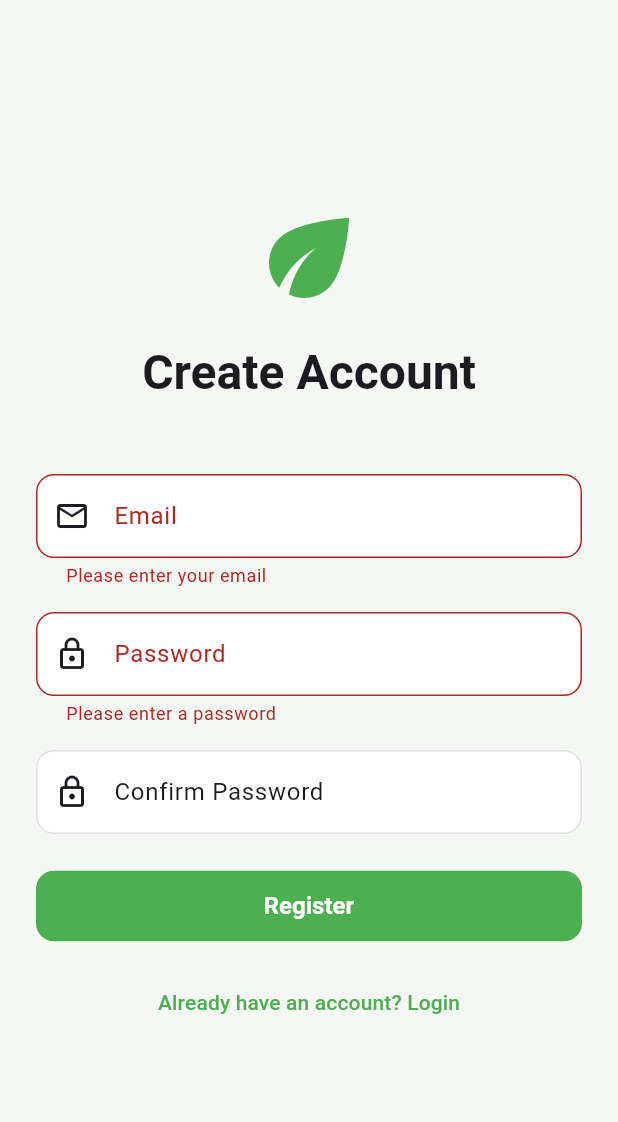
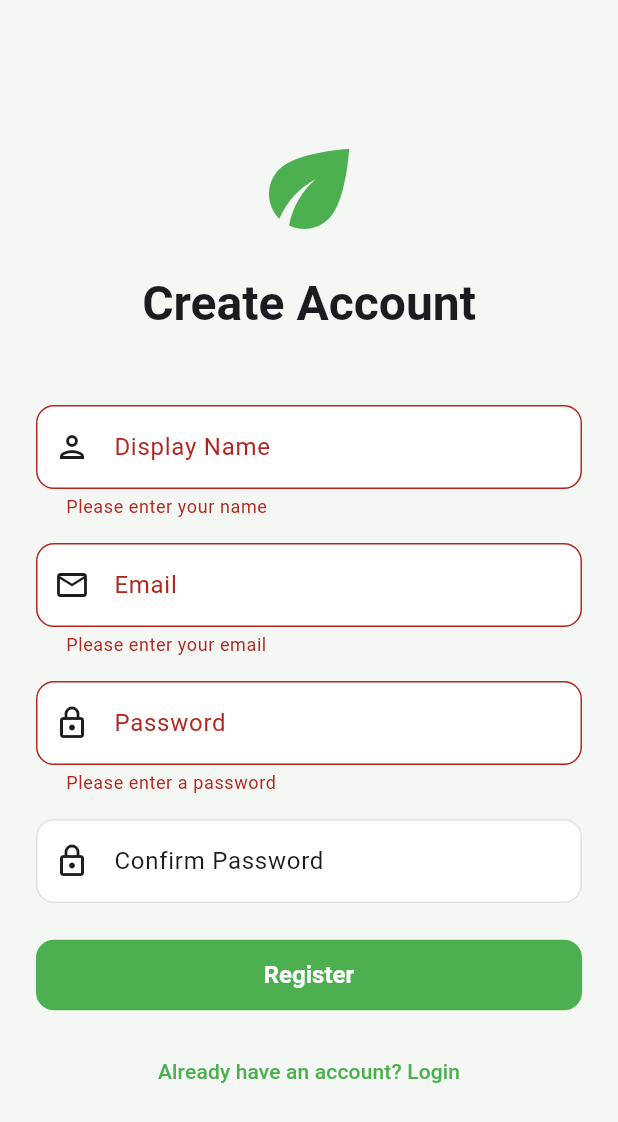
Before and after one commit to retake-routines/redemption-arc, a Flutter app: the RegisterScreen screen opened by its route, after a tap on "Register", on a phone screen of 412 x 824 dp. Shown: the top 1122 px of the screen. Run offline on Flutter 3.47's test engine with Material 3 defaults, Android fonts, the phone set to English and light mode, and no system bars; our stand-ins replace dio, flutter_riverpod, go_router, shared_preferences; accounts and stored records are empty.

Commit message:
fix(frontend): add display name field to register screen
- backend requires display_name (binding: required)
- register form now collects name before email

```diff
--- a/frontend/lib/features/auth/presentation/register_screen.dart
+++ b/frontend/lib/features/auth/presentation/register_screen.dart
@@ -13,6 +13,7 @@ class RegisterScreen extends ConsumerStatefulWidget {
 class _RegisterScreenState extends ConsumerState<RegisterScreen>
     with SingleTickerProviderStateMixin {
   final _formKey = GlobalKey<FormState>();
+  final _nameController = TextEditingController();
   final _emailController = TextEditingController();
   final _passwordController = TextEditingController();
   final _confirmPasswordController = TextEditingController();
@@ -45,6 +46,7 @@ class _RegisterScreenState extends ConsumerState<RegisterScreen>
   @override
   void dispose() {
     _animationController.dispose();
+    _nameController.dispose();
     _emailController.dispose();
     _passwordController.dispose();
     _confirmPasswordController.dispose();
@@ -56,6 +58,7 @@ class _RegisterScreenState extends ConsumerState<RegisterScreen>
       await ref.read(authStateProvider.notifier).register(
             email: _emailController.text.trim(),
             password: _passwordController.text,
+            displayName: _nameController.text.trim(),
           );
       final authState = ref.read(authStateProvider);
       if (authState.status == AuthStatus.authenticated && mounted) {
@@ -97,6 +100,21 @@ class _RegisterScreenState extends ConsumerState<RegisterScreen>
                               ),
                     ),
                     const SizedBox(height: 48),
+                    TextFormField(
+                      controller: _nameController,
+                      decoration: const InputDecoration(
+                        labelText: 'Display Name',
+                        prefixIcon: Icon(Icons.person_outlined),
+                        border: OutlineInputBorder(),
+                      ),
+                      validator: (value) {
+                        if (value == null || value.isEmpty) {
+                          return 'Please enter your name';
+                        }
+                        return null;
+                      },
+                    ),
+                    const SizedBox(height: 16),
                     TextFormField(
                       controller: _emailController,
                       keyboardType: TextInputType.emailAddress,
```
